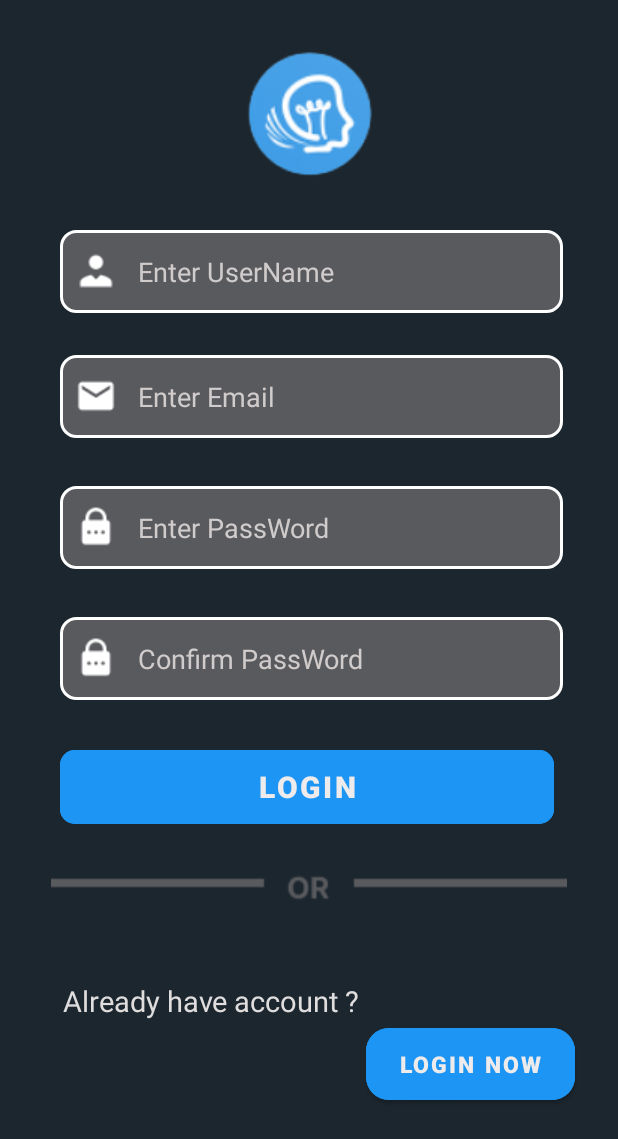
After one commit to thaihoc2001/DHKTPM15A_Nhom12_UngDungQuanLyThongTinNhanSu, an Android app: the layout activity_register.xml on its own in the app's theme, with its tools: preview values and no code run, on a phone screen of 412 x 824 dp. The commit adds this screen. Shown: the top 1139 px of the screen. Run offline under Robolectric (Android 15) with nearby library versions, the phone set to English and light mode, and no system bars.

Commit message:
Done Login Frame,Register Frame,Home Frame

```diff
--- /dev/null
+++ b/app/src/main/res/drawable/border.xml
@@ -0,0 +1,12 @@
+<?xml version="1.0" encoding="utf-8"?>
+<shape xmlns:android="http://schemas.android.com/apk/res/android"
+    android:shape="rectangle"
+    >
+    <corners android:radius="10dp" />
+    <solid android:color="#595A5E">
+
+    </solid>
+    <stroke
+        android:width="2dp"
+        android:color="@color/white" />
+</shape>
--- /dev/null
+++ b/app/src/main/res/layout/activity_register.xml
@@ -0,0 +1,152 @@
+<?xml version="1.0" encoding="utf-8"?>
+<androidx.constraintlayout.widget.ConstraintLayout xmlns:android="http://schemas.android.com/apk/res/android"
+    xmlns:app="http://schemas.android.com/apk/res-auto"
+    xmlns:tools="http://schemas.android.com/tools"
+    android:layout_width="match_parent"
+    android:layout_height="match_parent"
+    android:background="#A69FA1"
+    android:backgroundTint="#1C262E"
+    app:circularflow_radiusInDP="20sp">
+
+    <ImageView
+        android:id="@+id/imageView"
+        android:layout_width="wrap_content"
+        android:layout_height="wrap_content"
+        android:layout_marginTop="24dp"
+        app:layout_constraintEnd_toEndOf="parent"
+        app:layout_constraintStart_toStartOf="parent"
+        app:layout_constraintTop_toTopOf="parent"
+        app:srcCompat="@drawable/brain" />
+
+    <EditText
+        android:id="@+id/btnUserName"
+        android:layout_width="335dp"
+        android:layout_height="55dp"
+        android:layout_marginTop="28dp"
+        android:background="@drawable/border"
+
+        android:drawableLeft="@drawable/account"
+        android:ems="10"
+        android:hint="   Enter UserName"
+        android:inputType="textPersonName"
+        android:paddingStart="10dp"
+        android:shadowColor="#7A6E6E"
+        android:textColorHint="#D1CCCC"
+        app:layout_constraintEnd_toEndOf="@+id/imageView"
+        app:layout_constraintHorizontal_bias="0.495"
+        app:layout_constraintStart_toStartOf="@+id/imageView"
+        app:layout_constraintTop_toBottomOf="@+id/imageView" />
+
+    <EditText
+        android:id="@+id/btnEmail"
+        android:layout_width="335dp"
+        android:layout_height="55dp"
+        android:layout_marginTop="28dp"
+        android:background="@drawable/border"
+        android:drawableLeft="@drawable/email"
+        android:ems="10"
+        android:hint="   Enter Email"
+        android:inputType="textPersonName"
+        android:paddingLeft="10dp"
+        android:shadowColor="#7A6E6E"
+        android:textColorHint="#D1CCCC"
+        app:layout_constraintEnd_toEndOf="@+id/btnUserName"
+        app:layout_constraintHorizontal_bias="0.0"
+        app:layout_constraintStart_toStartOf="@+id/btnUserName"
+        app:layout_constraintTop_toBottomOf="@+id/btnUserName" />
+
+    <EditText
+        android:id="@+id/btnConfirm"
+        android:layout_width="335dp"
+        android:layout_height="55dp"
+        android:layout_marginTop="32dp"
+        android:background="@drawable/border"
+        android:drawableLeft="@drawable/password"
+        android:ems="10"
+        android:hint="   Confirm PassWord"
+        android:inputType="textPersonName"
+        android:paddingLeft="10dp"
+        android:shadowColor="#7A6E6E"
+        android:textColorHint="#D1CCCC"
+        app:layout_constraintEnd_toEndOf="@+id/btnUserName"
+        app:layout_constraintHorizontal_bias="0.0"
+        app:layout_constraintStart_toStartOf="@+id/btnUserName"
+        app:layout_constraintTop_toBottomOf="@+id/btnPassWord" />
+
+    <EditText
+        android:id="@+id/btnPassWord"
+        android:layout_width="335dp"
+        android:layout_height="55dp"
+        android:layout_marginTop="32dp"
+        android:background="@drawable/border"
+        android:drawableLeft="@drawable/password"
+        android:ems="10"
+        android:hint="   Enter PassWord"
+        android:inputType="textPersonName"
+        android:paddingLeft="10dp"
+        android:shadowColor="#7A6E6E"
+        android:textColorHint="#D1CCCC"
+        app:layout_constraintEnd_toEndOf="@+id/btnUserName"
+        app:layout_constraintHorizontal_bias="0.0"
+        app:layout_constraintStart_toStartOf="@+id/btnUserName"
+        app:layout_constraintTop_toBottomOf="@+id/btnEmail" />
+
+    <Button
+        android:id="@+id/btnLogin"
+        android:layout_width="329dp"
+        android:layout_height="61dp"
+        android:layout_marginTop="27dp"
+        android:backgroundTint="#1D95F4"
+        android:text="Login"
+        android:textColor="#EDEBEB"
+        android:textSize="20sp"
+        android:textStyle="bold"
+        app:cornerRadius="10dp"
+        app:layout_constraintEnd_toEndOf="@+id/btnEmail"
+        app:layout_constraintHorizontal_bias="0.0"
+        app:layout_constraintStart_toStartOf="@+id/btnEmail"
+        app:layout_constraintTop_toBottomOf="@+id/btnConfirm" />
+
+    <Button
+        android:id="@+id/btnLoginNow"
+        android:layout_width="139dp"
+        android:layout_height="60dp"
+        android:backgroundTint="#1D95F4"
+        android:text="Login Now"
+        android:textColor="#EDEBEB"
+        android:textSize="15sp"
+        android:textStyle="bold"
+        app:cornerRadius="15dp"
+        app:layout_constraintBottom_toBottomOf="parent"
+        app:layout_constraintEnd_toEndOf="@+id/imageView2"
+        app:layout_constraintStart_toEndOf="@+id/textView5"
+        app:layout_constraintTop_toBottomOf="@+id/imageView2"
+        app:layout_constraintVertical_bias="0.472" />
+
+    <ImageView
+        android:id="@+id/imageView2"
+        android:layout_width="361dp"
+        android:layout_height="24dp"
+        android:layout_marginTop="24dp"
+        app:layout_constraintEnd_toEndOf="@+id/btnLogin"
+        app:layout_constraintHorizontal_bias="0.468"
+        app:layout_constraintStart_toStartOf="@+id/btnLogin"
+        app:layout_constraintTop_toBottomOf="@+id/btnLogin"
+        app:srcCompat="@drawable/orline" />
+
+    <TextView
+        android:id="@+id/textView5"
+        android:layout_width="wrap_content"
+        android:layout_height="wrap_content"
+        android:layout_marginTop="48dp"
+        android:text="Already have account ?"
+        android:textColor="#DFDDDD"
+        android:textSize="19sp"
+        app:layout_constraintBottom_toBottomOf="parent"
+        app:layout_constraintEnd_toEndOf="@+id/imageView2"
+        app:layout_constraintHorizontal_bias="0.102"
+        app:layout_constraintStart_toStartOf="@+id/imageView2"
+        app:layout_constraintTop_toBottomOf="@+id/imageView2"
+        app:layout_constraintVertical_bias="0.016" />
+
+</androidx.constraintlayout.widget.ConstraintLayout>
```
Also changed, not shown: app/src/main/res/layout/activity_login.xml (added, +142 -0 lines), app/src/main/res/layout/activity_main.xml (+59 -4 lines), app/src/main/res/drawable/account.png (added), app/src/main/res/drawable/brain.png (added), app/src/main/res/drawable/email.png (added), app/src/main/res/drawable/orline.png (added), app/src/main/res/drawable/password.png (added), app/src/main/res/drawable/plus__.png (added), app/src/main/res/drawable/tick_box.png (added), app/src/main/res/drawable/vectorlist.png (added).
